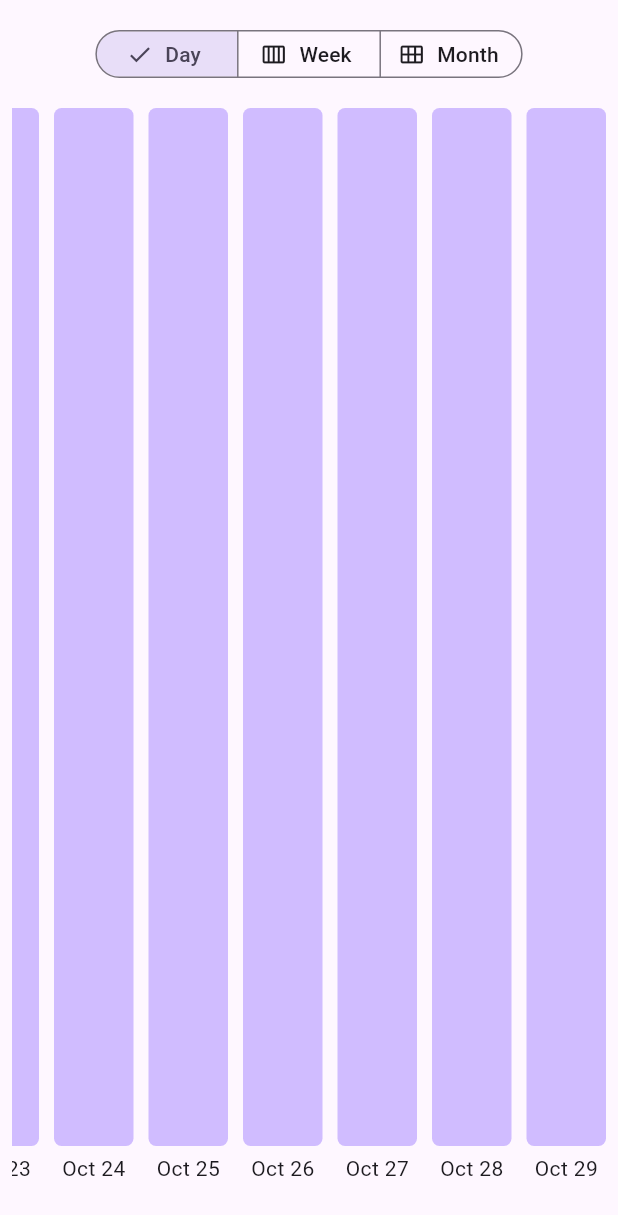
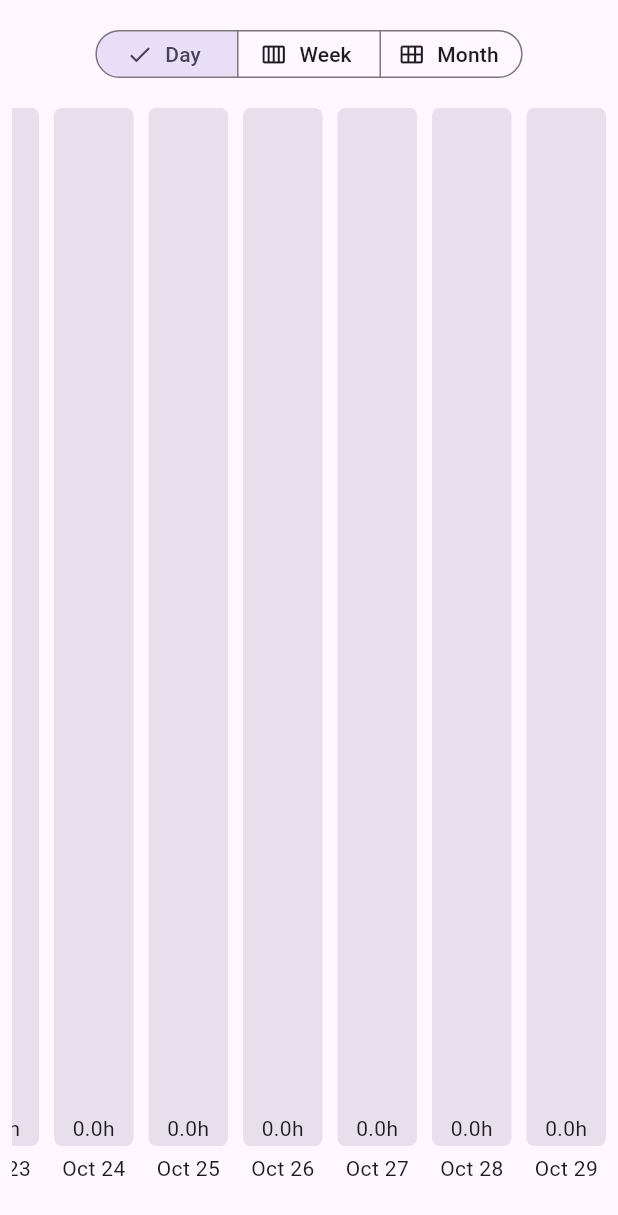
Before and after one commit to siddharthroy12/timebrew, a Flutter app: the Stats widget shown alone on an empty page, opened directly, on a phone screen of 412 x 824 dp. Shown: the top 1215 px of the screen. Run offline on Flutter 3.47's test engine with Material 2 defaults, Android fonts, the phone set to English and light mode, and no system bars; drawn by our look-alikes of dynamic_color; our stand-ins replace file_picker, isar; accounts and stored records are empty; generated files the repository leaves out were written again.

Commit message:
Improved color of stats

```diff
--- a/lib/tabs/stats.dart
+++ b/lib/tabs/stats.dart
@@ -110,11 +110,12 @@ class _StatsState extends State<Stats> with AutomaticKeepAliveClientMixin {
 
                     return Stack(
                       alignment: AlignmentDirectional.bottomStart,
+                      clipBehavior: Clip.none,
                       children: [
                         Container(
                           decoration: BoxDecoration(
                             borderRadius: BorderRadius.circular(5),
-                            color: Theme.of(context).colorScheme.inversePrimary,
+                            color: Theme.of(context).colorScheme.surfaceVariant,
                           ),
                         ),
                         FractionallySizedBox(
@@ -122,7 +123,7 @@ class _StatsState extends State<Stats> with AutomaticKeepAliveClientMixin {
                           child: Container(
                             decoration: BoxDecoration(
                               borderRadius: BorderRadius.circular(5),
-                              color: Theme.of(context).colorScheme.secondary,
+                              color: Theme.of(context).colorScheme.surfaceTint,
                             ),
                           ),
                         ),
@@ -139,6 +140,7 @@ class _StatsState extends State<Stats> with AutomaticKeepAliveClientMixin {
                             child: Text(
                               '${hour.totalHours.toStringAsFixed(1)}h',
                               textAlign: TextAlign.center,
+                              overflow: TextOverflow.visible,
                             ),
                           ),
                         ),
@@ -168,6 +170,7 @@ class _StatsState extends State<Stats> with AutomaticKeepAliveClientMixin {
 
     isar.getTagStream().listen((event) {
       setState(() {});
+      selectedTags = event.map((e) => e.id).toList();
     });
     isar.getTaskStream().listen((event) {
       setState(() {});
```
